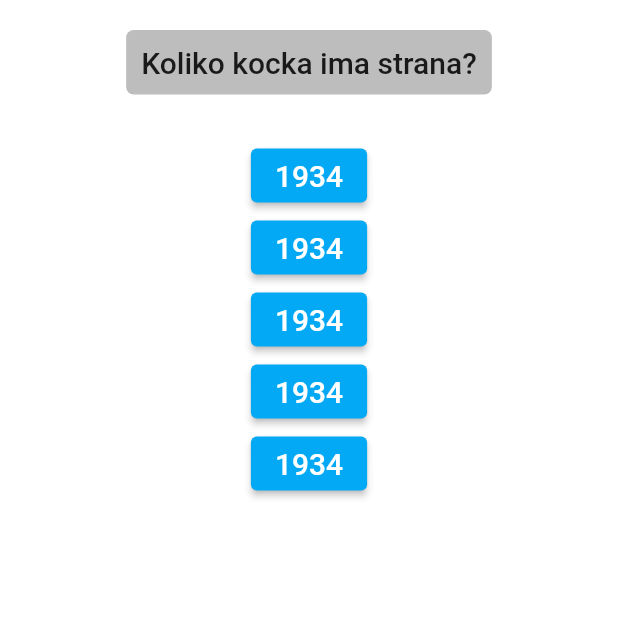
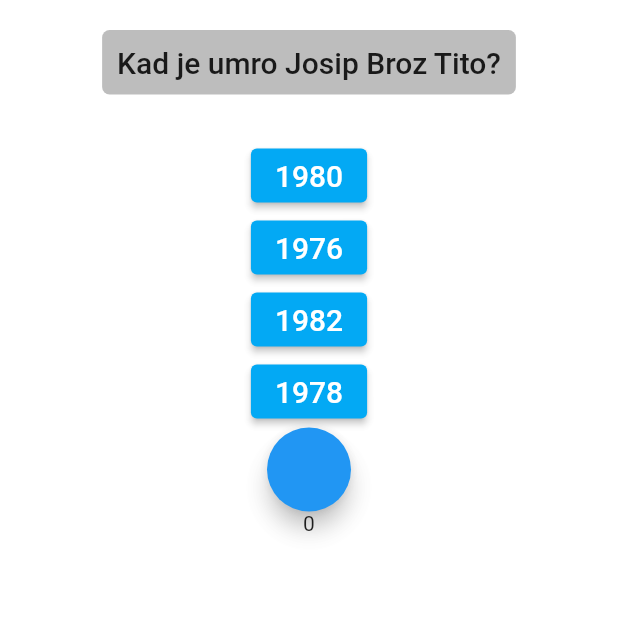
Before and after one commit to Anes1318/kviz, a Flutter app: the screen it shows after launch, on a phone screen of 412 x 824 dp, the top half of it. Run offline on Flutter 3.47's test engine with Material 2 defaults, Android fonts, the light colour scheme and no system bars.

Commit message:
jos ponesto se napravilo

```diff
--- a/lib/components/dugme.dart
+++ b/lib/components/dugme.dart
@@ -1,7 +1,9 @@
 import 'package:flutter/material.dart';
 
 class Dugme extends StatefulWidget {
-  const Dugme({super.key});
+  final String odgovor;
+
+  Dugme({super.key, required this.odgovor});
 
   @override
   State<Dugme> createState() => _DugmeState();
@@ -15,7 +17,7 @@ class _DugmeState extends State<Dugme> {
         onPressed: () {},
         style: ElevatedButton.styleFrom(backgroundColor: Colors.lightBlue),
         child: Text(
-          '1934',
+          '${widget.odgovor}',
           style: TextStyle(
             fontSize: 20,
             fontWeight: FontWeight.w500,
--- a/lib/main.dart
+++ b/lib/main.dart
@@ -1,3 +1,5 @@
+import 'dart:math';
+
 import 'package:flutter/material.dart';
 import 'package:kviz/components/dugme.dart';
 import 'package:kviz/components/pitanje.dart';
@@ -29,6 +31,7 @@ class _HomeState extends State<Home> {
       odgovor4: '8',
     )
   ];
+  int x = 0;
   Widget build(BuildContext context) {
     return MaterialApp(
       debugShowCheckedModeBanner: false,
@@ -48,7 +51,7 @@ class _HomeState extends State<Home> {
                       color: Colors.grey.shade400,
                       borderRadius: BorderRadius.circular(5)),
                   child: Text(
-                    '${pitanja[1].pitanje}',
+                    '${pitanja[x].pitanje}',
                     style: TextStyle(fontSize: 20, fontWeight: FontWeight.w500),
                   ),
                 ),
@@ -56,11 +59,28 @@ class _HomeState extends State<Home> {
               SizedBox(
                 height: 30,
               ),
-              Dugme(),
-              Dugme(),
-              Dugme(),
-              Dugme(),
-              Dugme(),
+              Dugme(
+                odgovor: pitanja[x].odgovor1,
+              ),
+              Dugme(
+                odgovor: pitanja[x].odgovor2,
+              ),
+              Dugme(
+                odgovor: pitanja[x].odgovor3,
+              ),
+              Dugme(
+                odgovor: pitanja[x].odgovor4,
+              ),
+              FloatingActionButton(
+                onPressed: () {
+                  setState(
+                    () {
+                      x = Random().nextInt(2);
+                    },
+                  );
+                },
+              ),
+              Text('$x'),
             ],
           ),
         ),
```
